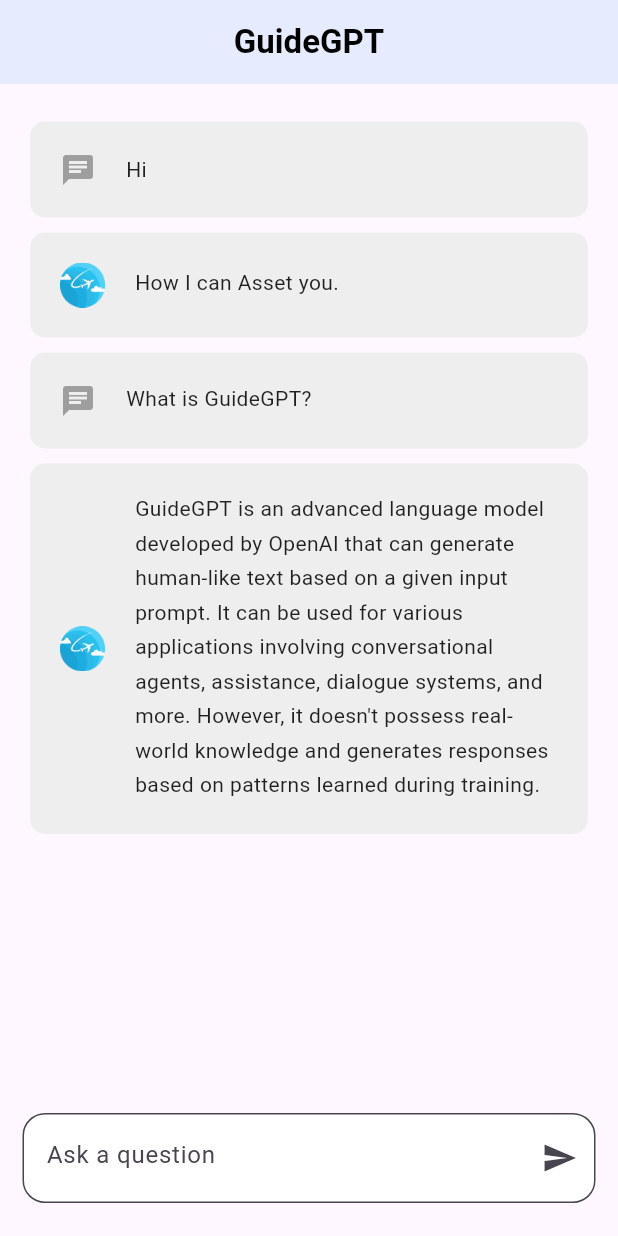
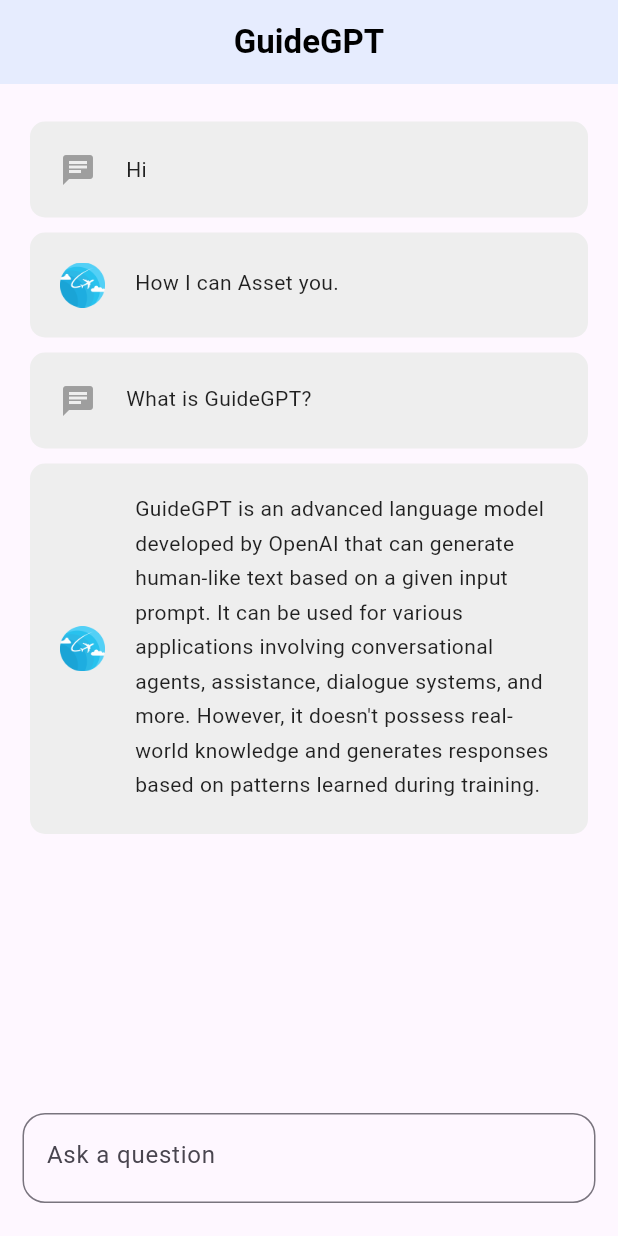
Before and after one commit to H-R-S/GuideWay, a Flutter app: the ChatScreen screen opened directly, on a phone screen of 412 x 824 dp. Run offline on Flutter 3.47's test engine with Material 2 defaults, Android fonts, the phone set to English and light mode, and no system bars; our stand-ins replace camera, google_fonts, permission_handler, shared_preferences; accounts and stored records are empty.

Commit message:
Screen UI Updated | Chat Screen

```diff
--- a/lib/view/screens/chat/chat_screen.dart
+++ b/lib/view/screens/chat/chat_screen.dart
@@ -21,8 +21,6 @@ class ChatScreen extends StatelessWidget {
             padding: const EdgeInsets.all(5),
             decoration: BoxDecoration(borderRadius: BorderRadius.circular(20)),
             child: MyTextField(
-                filledColor: Colors.white,
-                suffixIcon: Icons.send,
                 controller: chatController,
                 hint: "Ask a question")),
         body: SingleChildScrollView(
```
